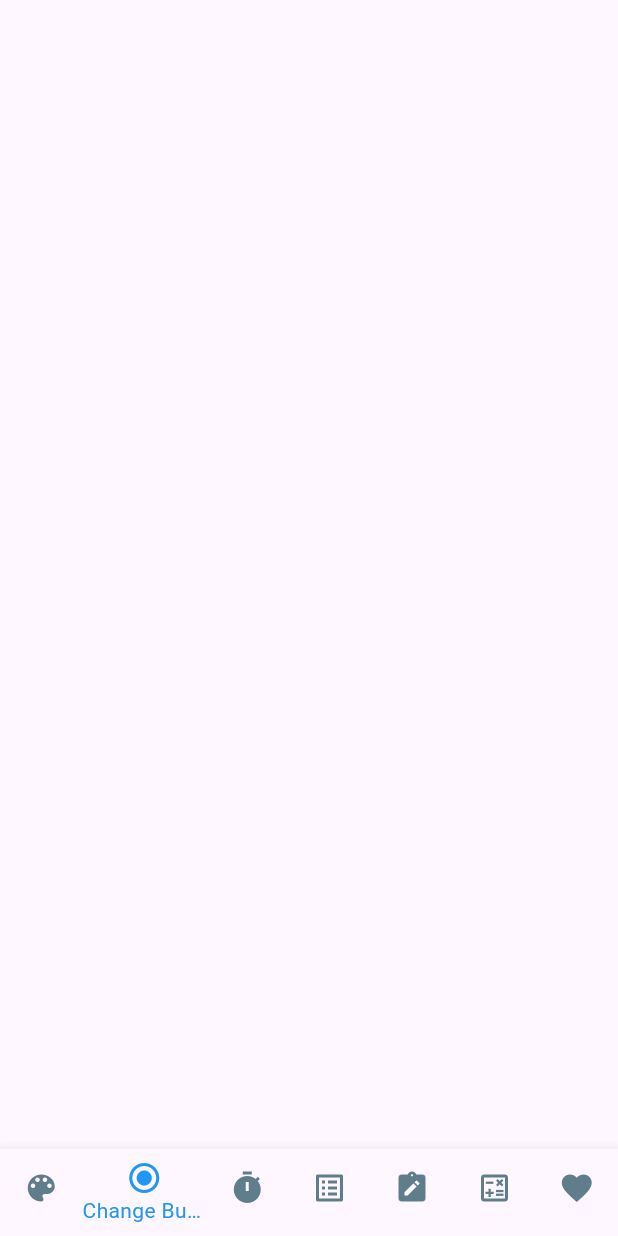
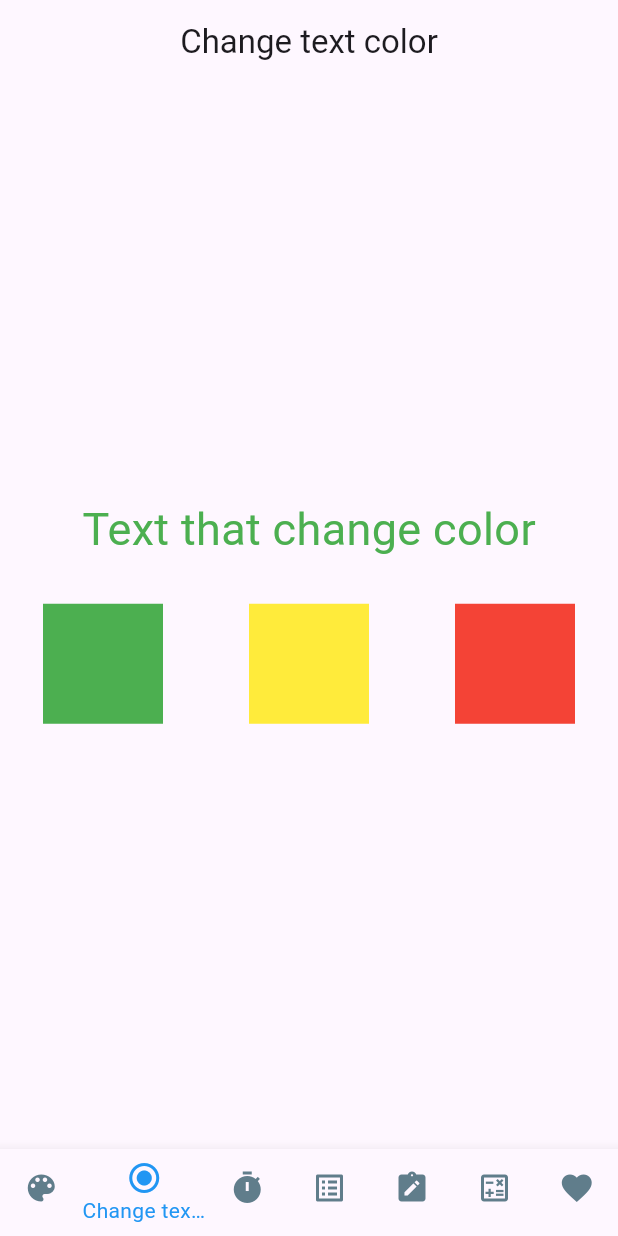
Before and after one commit to ExecutWBXrn/provider-studing, a Flutter app: the screen it shows after launch, item 2 of the bottom bar chosen, on a phone screen of 412 x 824 dp. Run offline on Flutter 3.47's test engine with Material 3 defaults, Android fonts, the phone set to English and light mode, and no system bars.

```diff
--- a/lib/main.dart
+++ b/lib/main.dart
@@ -1,5 +1,6 @@
 import 'package:flutter/material.dart';
 import 'providers/themeVN.dart';
+import 'providers/changeTextColor.dart';
 import 'package:provider/provider.dart';
 
 final ValueNotifier<bool> isDarkMode = ValueNotifier<bool>(false);
@@ -29,7 +30,10 @@ class MyAppState extends State<MyApp> {
     return MaterialApp(
       theme: isDarkMode.value ? ThemeData.dark() : ThemeData.light(),
       home: Scaffold(
-        body: IndexedStack(index: index, children: [ChangeTheme(context)]),
+        body: IndexedStack(
+          index: index,
+          children: [ChangeTheme(context), ChangeTextColor(context)],
+        ),
         bottomNavigationBar: BottomNavigationBar(
           currentIndex: index,
           onTap: onTapIndex,
@@ -43,7 +47,7 @@ class MyAppState extends State<MyApp> {
             ),
             BottomNavigationBarItem(
               icon: Icon(Icons.radio_button_checked),
-              label: "Change Button color",
+              label: "Change text color",
             ),
             BottomNavigationBarItem(icon: Icon(Icons.timer), label: "Timer"),
             BottomNavigationBarItem(
--- /dev/null
+++ b/lib/providers/changeTextColor.dart
@@ -0,0 +1,60 @@
+import 'package:flutter/material.dart';
+import 'package:provider/provider.dart';
+
+Widget ChangeTextColor(BuildContext context) {
+  final colorNotifier = ValueNotifier<Color>(Colors.green);
+  return Scaffold(
+    appBar: AppBar(title: Text("Change text color"), centerTitle: true),
+    body: ValueListenableProvider.value(
+      value: colorNotifier,
+      child: Center(
+        child: Column(
+          mainAxisAlignment: MainAxisAlignment.center,
+          children: [
+            ValueListenableBuilder<Color>(
+              valueListenable: colorNotifier,
+              builder: (context, currentColor, child) {
+                return Text(
+                  "Text that change color",
+                  style: TextStyle(fontSize: 30, color: currentColor),
+                );
+              },
+            ),
+            SizedBox(height: 20),
+            Row(
+              mainAxisAlignment: MainAxisAlignment.spaceAround,
+              children: [
+                ColorButton(
+                  color: Colors.green,
+                  notifierToUpdate: colorNotifier,
+                ),
+                ColorButton(
+                  color: Colors.yellow,
+                  notifierToUpdate: colorNotifier,
+                ),
+                ColorButton(color: Colors.red, notifierToUpdate: colorNotifier),
+              ],
+            ),
+          ],
+        ),
+      ),
+    ),
+  );
+}
+
+class ColorButton extends StatelessWidget {
+  final Color color;
+  final ValueNotifier<Color> notifierToUpdate;
+
+  ColorButton({required this.color, required this.notifierToUpdate});
+
+  @override
+  Widget build(BuildContext context) {
+    return TextButton(
+      onPressed: () {
+        notifierToUpdate.value = color;
+      },
+      child: Container(width: 80, height: 80, color: color),
+    );
+  }
+}
--- a/lib/providers/themeVN.dart
+++ b/lib/providers/themeVN.dart
@@ -4,7 +4,9 @@ import 'package:provider_projects/main.dart';
 
 Widget ChangeTheme(BuildContext context) {
   final bool _themeMode = context.watch<bool>();
-  return Center(
+  return Scaffold(
+    appBar: AppBar(title: Text("Change theme"), centerTitle: true),
+    body: Center(
       child: Column(
         mainAxisAlignment: MainAxisAlignment.center,
         children: [
@@ -14,5 +16,6 @@ Widget ChangeTheme(BuildContext context) {
           ),
         ],
       ),
+    ),
   );
 }
```
Lines whose indentation alone changed are shown as unchanged.
